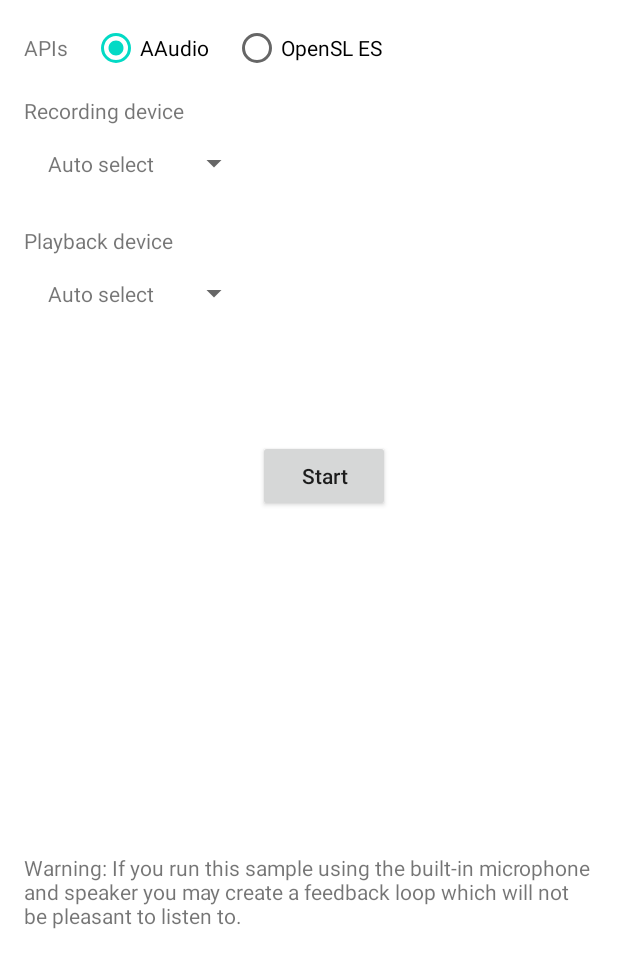
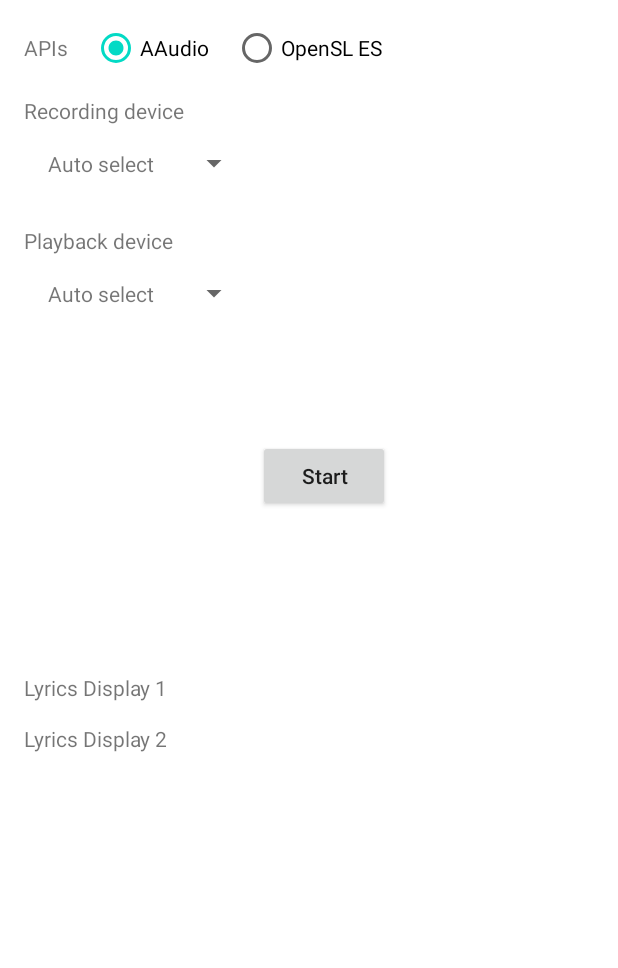
Before and after one commit to RobPeissig/KaraOK, an Android app: the screen it shows after launch (LiveEffectDemo), on a phone screen of 412 x 824 dp. Shown: the top 968 px of the screen. Run offline under Robolectric (Android 15) with nearby library versions, the phone set to English and light mode, and no system bars; our stand-ins replace Firebase (no records; nobody signed in at launch, a user with empty details on screens opened directly); 10 statements that could not run were skipped.

Commit message:
Updated with lyrics, input/output, and music integration

```diff
--- a/app/build.gradle
+++ b/app/build.gradle
@@ -1,5 +1,6 @@
 plugins {
     id 'com.android.application'
+    id 'com.google.gms.google-services'
 }
 
 android {
--- a/app/src/main/res/layout-v21/activity_liveeffect_demo.xml
+++ b/app/src/main/res/layout-v21/activity_liveeffect_demo.xml
@@ -112,14 +112,24 @@
         app:layout_constraintTop_toBottomOf="@+id/playback_devices_spinner" />
 
     <TextView
-        android:id="@+id/status_view_text"
+        android:id="@+id/ld1"
         android:layout_width="0dp"
-        android:layout_height="60dp"
+        android:layout_height="300dp"
         android:layout_marginStart="@dimen/activity_horizontal_margin"
         android:layout_marginEnd="@dimen/activity_horizontal_margin"
         android:layout_marginTop="@dimen/activity_vertical_group_margin"
-        android:lines="6"
-        android:text="@string/status_warning"
+        android:text="Lyrics Display 1"
+        app:layout_constraintStart_toStartOf="parent"
+        app:layout_constraintEnd_toEndOf="parent"
+        app:layout_constraintTop_toBottomOf="@+id/button_toggle_effect"
+        app:layout_constraintBottom_toBottomOf="parent" />
+    <TextView
+        android:id="@+id/ld2"
+        android:layout_width="0dp"
+        android:layout_height="200dp"
+        android:layout_marginStart="@dimen/activity_horizontal_margin"
+        android:layout_marginEnd="@dimen/activity_horizontal_margin"
+        android:text="Lyrics Display 2"
         app:layout_constraintStart_toStartOf="parent"
         app:layout_constraintEnd_toEndOf="parent"
         app:layout_constraintTop_toBottomOf="@+id/button_toggle_effect"
--- a/app/src/main/res/layout/activity_lyrics_display.xml
+++ b/app/src/main/res/layout/activity_lyrics_display.xml
@@ -34,7 +34,7 @@
         android:layout_width="wrap_content"
         android:layout_height="wrap_content"
         android:layout_marginBottom="31dp"
-        android:text="Start"
+        android:text="Stop"
         app:layout_constraintBottom_toTopOf="@+id/lyricsTextView"
         app:layout_constraintEnd_toEndOf="parent"
         app:layout_constraintStart_toStartOf="parent" />
```
Also changed, not shown: app/src/main/java/com/example/karaok/LiveEffectDemo.java (+105 -10 lines), app/src/main/java/com/example/karaok/LyricsDisplayActivity.java (+12 -55 lines), 1 other file.
